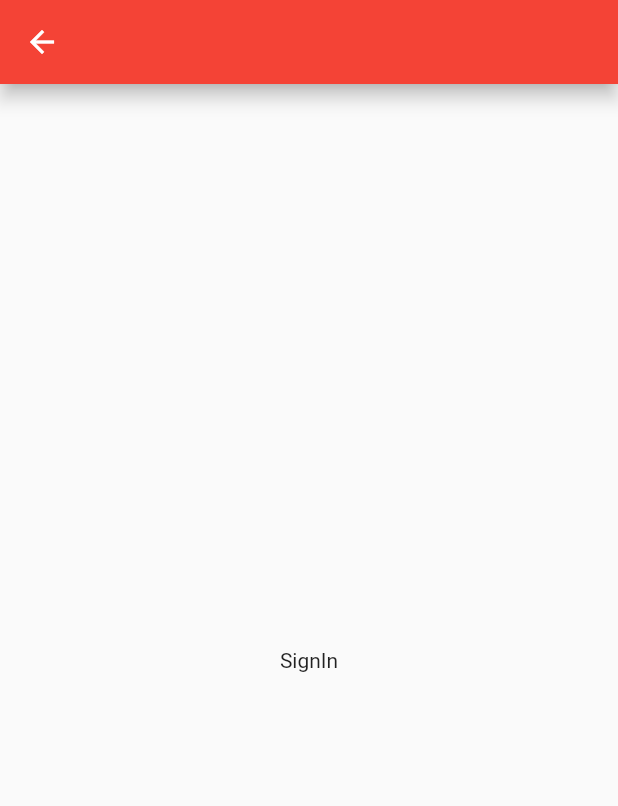
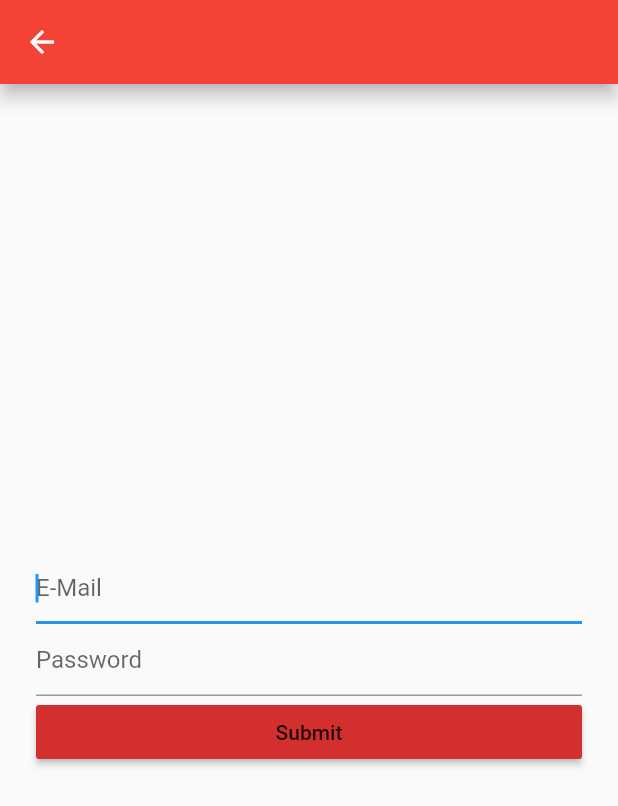
Before and after one commit to franck-noahk/senior-seminar-project, a Flutter app: the screen it shows after launch, after a tap on "Sign in", on a phone screen of 412 x 824 dp. Shown: the top 806 px of the screen. Run offline on Flutter 3.47's test engine with Material 2 defaults, Android fonts, the phone set to English and light mode, and no system bars; our stand-ins replace cloud_firestore, firebase_auth, firebase_core; accounts and stored records are empty.

Commit message:
Added form information for signing in.

```diff
--- a/e_bulletin/lib/widgets/pages/SignIn.dart
+++ b/e_bulletin/lib/widgets/pages/SignIn.dart
@@ -1,12 +1,14 @@
 import 'package:flutter/material.dart';
 import 'package:firebase_auth/firebase_auth.dart';
+
 class SignIn extends StatelessWidget {
   const SignIn({Key key}) : super(key: key);
 
   @override
   Widget build(BuildContext context) {
     final FirebaseAuth _auth = FirebaseAuth.instance;
-
+    String userName = "";
+    String password = "";
     return Scaffold(
       appBar: AppBar(
           // actions: <Widget>[
@@ -19,10 +21,47 @@ class SignIn extends StatelessWidget {
           // ],
           ),
       body: Center(
-        child: Text(
-          "SignIn",
+        child: Form(
+          child: Container(
+            margin: EdgeInsets.all(24),
+            child: Column(
+              mainAxisSize: MainAxisSize.min,
+              crossAxisAlignment: CrossAxisAlignment.stretch,
+              children: <Widget>[
+                TextFormField(
+                  autofocus: true,
+                  maxLines: 1,
+                  decoration: InputDecoration(
+                    hintText: "E-Mail",
+                  ),
+                  onChanged: (String changes) {
+                    userName = changes;
+                  },
+                ),
+                TextFormField(
+                  maxLines: 1,
+                  decoration: InputDecoration(
+                    hintText: "Password",
+                  ),
+                  onChanged: (String changes) {
+                    password = changes;
+                  },
+                  obscureText: true,
+                ),
+                RaisedButton(
+                  child: Text("Submit"),
+                  color: Colors.red[700],
+                  onPressed: () {
+                    trySignIn(userName, password);
+                  },
+                ),
+              ],
+            ),
+          ),
         ),
       ),
     );
   }
 }
+
+void trySignIn(String userName, String password) {}
```
Lines whose indentation alone changed are shown as unchanged.
